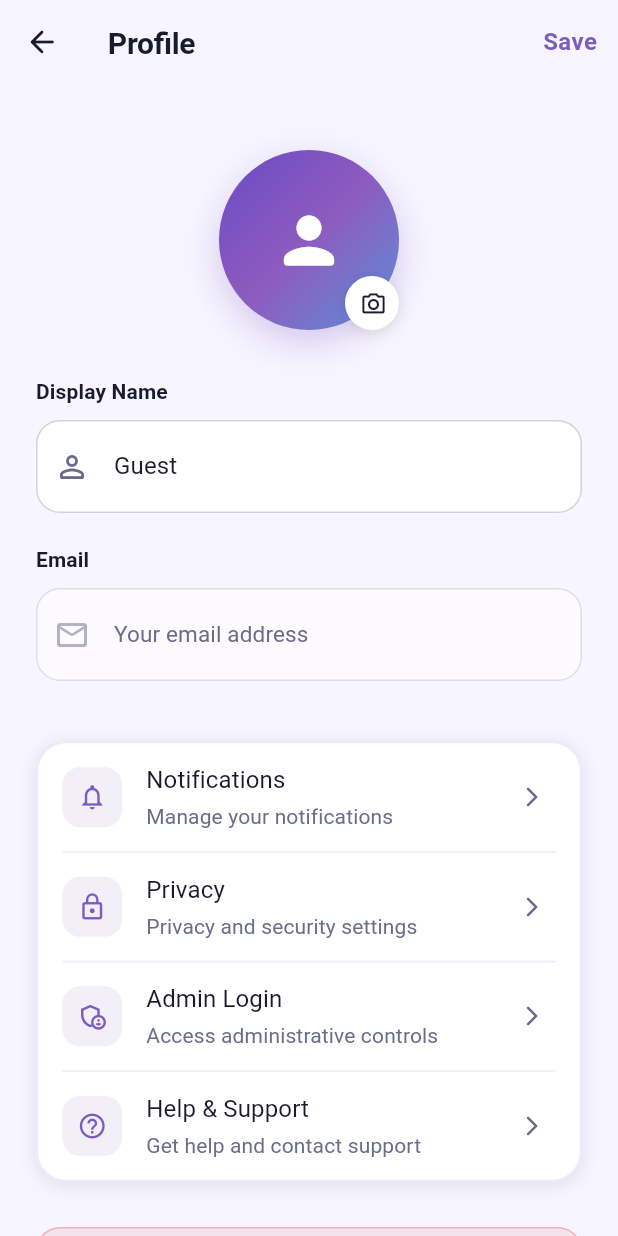
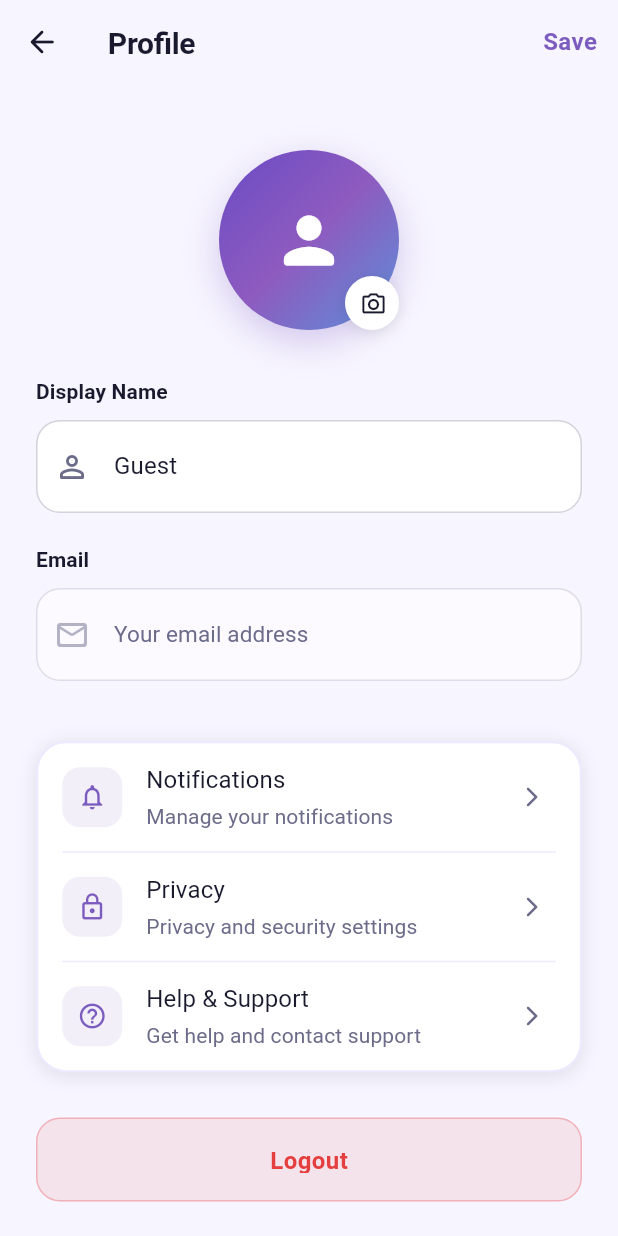
Before and after one commit to MerckValdez21/zenrova, a Flutter app: the ProfileScreen screen opened directly, on a phone screen of 412 x 824 dp. Run offline on Flutter 3.47's test engine with Material 3 defaults, Android fonts, the phone set to English and light mode, and no system bars; our stand-ins replace cloud_firestore, firebase_auth, firebase_core, sqflite; accounts and stored records are empty; Roboto replaces fonts that are missing (DMSans).

Commit message:
Hide admin login from regular users.

```diff
--- a/lib/features/profile/profile_screen.dart
+++ b/lib/features/profile/profile_screen.dart
@@ -4,8 +4,8 @@ import '../../core/constants/app_colors.dart';
 import '../../core/constants/app_typography.dart';
 import '../../core/providers/user_provider.dart';
 import '../auth/auth_screen.dart';
-import '../admin/admin_login_screen.dart';
 import '../admin/admin_dashboard_screen.dart';
+// AdminLoginScreen import removed — regular users never navigate there from profile
 
 class ProfileScreen extends StatefulWidget {
   const ProfileScreen({super.key});
@@ -38,7 +38,6 @@ class _ProfileScreenState extends State<ProfileScreen> {
     if (_formKey.currentState!.validate()) {
       final userProvider = Provider.of<UserProvider>(context, listen: false);
 
-      // Show loading indicator
       showDialog(
         context: context,
         barrierDismissible: false,
@@ -47,25 +46,22 @@ class _ProfileScreenState extends State<ProfileScreen> {
         ),
       );
 
-      // Simulate API call
       await Future.delayed(const Duration(seconds: 1));
 
-      // Close loading indicator
       if (mounted) {
         Navigator.of(context).pop();
       }
 
-      // Update user
       userProvider.updateUser(displayName: _nameController.text);
 
-      // Show success message
       if (mounted) {
         ScaffoldMessenger.of(context).showSnackBar(
           SnackBar(
             content: const Text('Profile updated successfully!'),
             backgroundColor: AppColors.success,
             behavior: SnackBarBehavior.floating,
-            shape: RoundedRectangleBorder(borderRadius: BorderRadius.circular(12)),
+            shape:
+                RoundedRectangleBorder(borderRadius: BorderRadius.circular(12)),
             margin: const EdgeInsets.all(16),
           ),
         );
@@ -85,12 +81,14 @@ class _ProfileScreenState extends State<ProfileScreen> {
             backgroundColor: Colors.transparent,
             elevation: 0,
             leading: IconButton(
-              icon: const Icon(Icons.arrow_back_rounded, color: AppColors.onSurface),
+              icon: const Icon(Icons.arrow_back_rounded,
+                  color: AppColors.onSurface),
               onPressed: () => Navigator.of(context).pop(),
             ),
             title: Text(
               'Profile',
-              style: AppTypography.heading3.copyWith(color: AppColors.onSurface),
+              style:
+                  AppTypography.heading3.copyWith(color: AppColors.onSurface),
             ),
             actions: [
               TextButton(
@@ -172,9 +170,10 @@ class _ProfileScreenState extends State<ProfileScreen> {
                         child: IconButton(
                           icon: const Icon(Icons.camera_alt_outlined, size: 18),
                           onPressed: () {
-                            // TODO: Implement image picker
                             ScaffoldMessenger.of(context).showSnackBar(
-                              const SnackBar(content: Text('Image picker coming soon!')),
+                              const SnackBar(
+                                  content:
+                                      Text('Image picker coming soon!')),
                             );
                           },
                         ),
@@ -190,7 +189,6 @@ class _ProfileScreenState extends State<ProfileScreen> {
                   key: _formKey,
                   child: Column(
                     children: [
-                      // Name Field
                       _buildProfileField(
                         controller: _nameController,
                         label: 'Display Name',
@@ -206,10 +204,7 @@ class _ProfileScreenState extends State<ProfileScreen> {
                           return null;
                         },
                       ),
-
                       const SizedBox(height: 20),
-
-                      // Email Field (read-only for now)
                       _buildProfileField(
                         controller: _emailController,
                         label: 'Email',
@@ -225,7 +220,7 @@ class _ProfileScreenState extends State<ProfileScreen> {
                 const SizedBox(height: 40),
 
                 // Account Settings
-                _buildSettingsSection(),
+                _buildSettingsSection(userProvider),
 
                 const SizedBox(height: 30),
 
@@ -271,15 +266,19 @@ class _ProfileScreenState extends State<ProfileScreen> {
             hintText: hint,
             prefixIcon: Icon(
               icon,
-              color: enabled ? AppColors.onSurfaceMuted : AppColors.onSurfaceMuted.withValues(alpha: 0.5),
+              color: enabled
+                  ? AppColors.onSurfaceMuted
+                  : AppColors.onSurfaceMuted.withValues(alpha: 0.5),
             ),
             border: OutlineInputBorder(
               borderRadius: BorderRadius.circular(16),
-              borderSide: BorderSide(color: AppColors.onSurfaceMuted.withValues(alpha: 0.3)),
+              borderSide: BorderSide(
+                  color: AppColors.onSurfaceMuted.withValues(alpha: 0.3)),
             ),
             enabledBorder: OutlineInputBorder(
               borderRadius: BorderRadius.circular(16),
-              borderSide: BorderSide(color: AppColors.onSurfaceMuted.withValues(alpha: 0.3)),
+              borderSide: BorderSide(
+                  color: AppColors.onSurfaceMuted.withValues(alpha: 0.3)),
             ),
             focusedBorder: OutlineInputBorder(
               borderRadius: BorderRadius.circular(16),
@@ -287,7 +286,8 @@ class _ProfileScreenState extends State<ProfileScreen> {
             ),
             disabledBorder: OutlineInputBorder(
               borderRadius: BorderRadius.circular(16),
-              borderSide: BorderSide(color: AppColors.onSurfaceMuted.withValues(alpha: 0.2)),
+              borderSide: BorderSide(
+                  color: AppColors.onSurfaceMuted.withValues(alpha: 0.2)),
             ),
             filled: true,
             fillColor: enabled ? Colors.white : AppColors.surfaceElevated,
@@ -297,7 +297,9 @@ class _ProfileScreenState extends State<ProfileScreen> {
     );
   }
 
-  Widget _buildSettingsSection() {
+  /// Settings section — admin tile is ONLY shown to users where isAdmin == true.
+  /// Regular users see no admin-related option at all.
+  Widget _buildSettingsSection(UserProvider userProvider) {
     return Container(
       decoration: BoxDecoration(
         color: AppColors.surface,
@@ -330,11 +332,11 @@ class _ProfileScreenState extends State<ProfileScreen> {
               // TODO: Implement privacy settings
             },
           ),
+
+          // ── ADMIN TILE: only visible to admin users ──────────────
+          if (userProvider.isAdmin) ...[
             _buildDivider(),
-          Consumer<UserProvider>(
-            builder: (context, userProvider, child) {
-              if (userProvider.isAdmin) {
-                return _buildSettingsTile(
+            _buildSettingsTile(
               icon: Icons.admin_panel_settings_outlined,
               title: 'Admin Dashboard',
               subtitle: 'Manage users and view analytics',
@@ -345,23 +347,10 @@ class _ProfileScreenState extends State<ProfileScreen> {
                   ),
                 );
               },
-                );
-              } else {
-                return _buildSettingsTile(
-                  icon: Icons.admin_panel_settings_outlined,
-                  title: 'Admin Login',
-                  subtitle: 'Access administrative controls',
-                  onTap: () {
-                    Navigator.of(context).push(
-                      MaterialPageRoute(
-                        builder: (context) => const AdminLoginScreen(),
             ),
-                    );
-                  },
-                );
-              }
-            },
-          ),
+          ],
+          // ── END ADMIN TILE ───────────────────────────────────────
+
           _buildDivider(),
           _buildSettingsTile(
             icon: Icons.help_outline,
@@ -444,11 +433,16 @@ class _ProfileScreenState extends State<ProfileScreen> {
                 ElevatedButton(
                   onPressed: () {
                     Navigator.of(context).pop();
-                    Provider.of<UserProvider>(context, listen: false).clearUser();
+                    Provider.of<UserProvider>(context, listen: false)
+                        .clearUser();
                     Navigator.of(context).pushAndRemoveUntil(
                       PageRouteBuilder(
-                        pageBuilder: (context, animation, secondaryAnimation) => const AuthScreen(),
-                        transitionsBuilder: (context, animation, secondaryAnimation, child) => FadeTransition(
+                        pageBuilder:
+                            (context, animation, secondaryAnimation) =>
+                                const AuthScreen(),
+                        transitionsBuilder:
+                            (context, animation, secondaryAnimation, child) =>
+                                FadeTransition(
                           opacity: animation,
                           child: child,
                         ),
```
Lines whose indentation alone changed are shown as unchanged.
